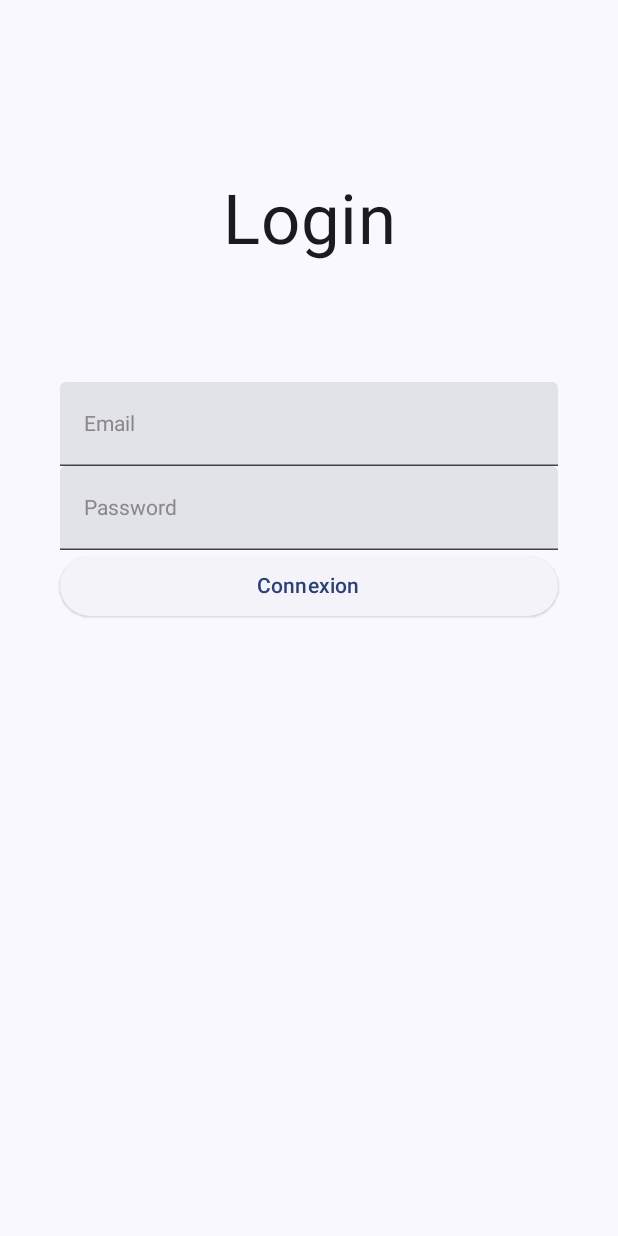
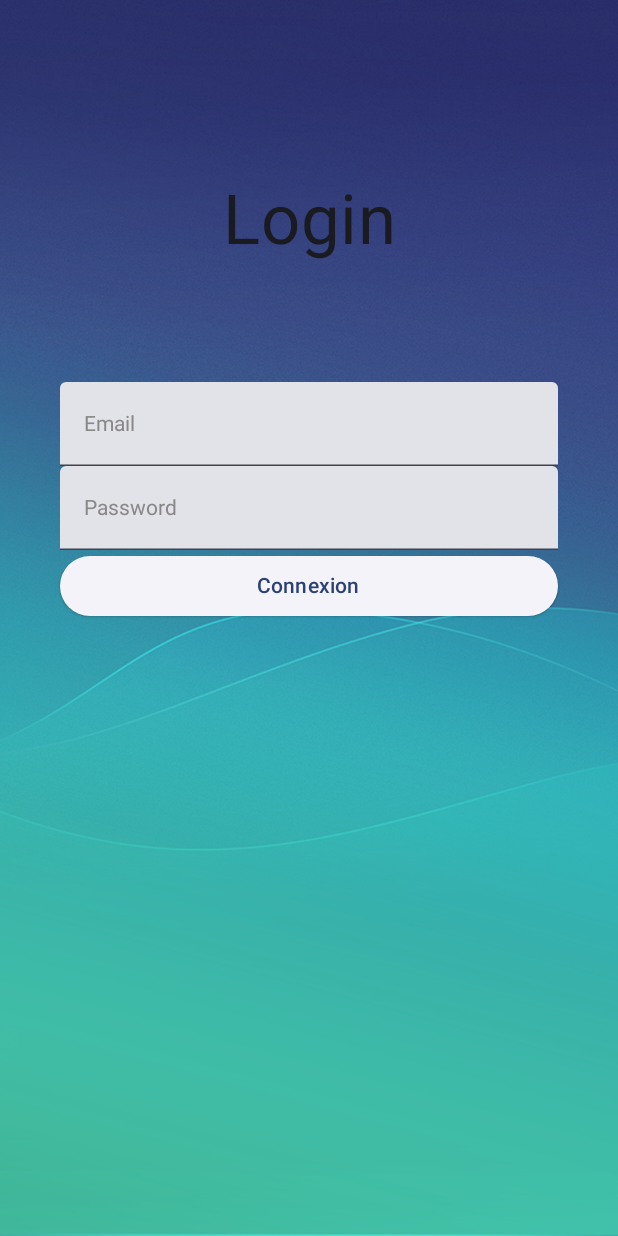
Before and after one commit to Chocolaterie/AndroidTP_2311, an Android app built with Jetpack Compose: the screen it shows after launch (LoginActivity), on a phone screen of 412 x 824 dp. Run offline under Robolectric (Android 15) with nearby library versions, the phone set to English and light mode, and no system bars.

Commit message:
Start design

```diff
--- a/app/src/main/java/com/example/tpfilrouge/LoginActivity.kt
+++ b/app/src/main/java/com/example/tpfilrouge/LoginActivity.kt
@@ -4,6 +4,7 @@ import android.os.Bundle
 import androidx.activity.ComponentActivity
 import androidx.activity.compose.setContent
 import androidx.activity.enableEdgeToEdge
+import androidx.compose.foundation.Image
 import androidx.compose.foundation.layout.Box
 import androidx.compose.foundation.layout.Column
 import androidx.compose.foundation.layout.fillMaxSize
@@ -18,12 +19,17 @@ import androidx.compose.material3.TextField
 import androidx.compose.runtime.Composable
 import androidx.compose.ui.Modifier
 import androidx.compose.ui.graphics.Color
+import androidx.compose.ui.layout.ContentScale
+import androidx.compose.ui.res.painterResource
 import androidx.compose.ui.text.TextStyle
 import androidx.compose.ui.text.style.TextAlign
 import androidx.compose.ui.tooling.preview.Preview
 import androidx.compose.ui.unit.dp
 import androidx.compose.ui.unit.sp
 import com.example.tpfilrouge.ui.theme.TpFilRougeTheme
+import com.example.tpfilrouge.R
+import com.example.tpfilrouge.ui.theme.EniBackgroundPage
+import com.example.tpfilrouge.ui.theme.EniTextField
 
 class LoginActivity : ComponentActivity() {
     override fun onCreate(savedInstanceState: Bundle?) {
@@ -36,21 +42,11 @@ class LoginActivity : ComponentActivity() {
 }
 
 @Composable
-fun HintText(label : String){
-    Text(text = label, style = TextStyle(color = Color.Gray))
-}
-
-@Composable
-fun EniTextField(label : String){
-    TextField(value = "", onValueChange = {}, modifier = Modifier.fillMaxWidth(),
-        placeholder = { HintText(label) })
-}
-
-@Composable
 fun LoginActivityPage() {
     TpFilRougeTheme {
         Scaffold(modifier = Modifier.fillMaxSize()) { innerPadding ->
             Box(modifier = Modifier.padding(innerPadding)) {
+                EniBackgroundPage()
                 Column(modifier = Modifier.padding(40.dp)) {
                     Text(
                         text = "Login", textAlign = TextAlign.Center,
--- a/app/src/main/java/com/example/tpfilrouge/ResetPasswordActivity.kt
+++ b/app/src/main/java/com/example/tpfilrouge/ResetPasswordActivity.kt
@@ -18,6 +18,7 @@ import androidx.compose.ui.text.style.TextAlign
 import androidx.compose.ui.tooling.preview.Preview
 import androidx.compose.ui.unit.dp
 import androidx.compose.ui.unit.sp
+import com.example.tpfilrouge.ui.theme.EniTextField
 import com.example.tpfilrouge.ui.theme.TpFilRougeTheme
 
 class ResetPasswordActivity : ComponentActivity() {
--- a/app/src/main/java/com/example/tpfilrouge/SignUpActivity.kt
+++ b/app/src/main/java/com/example/tpfilrouge/SignUpActivity.kt
@@ -18,6 +18,7 @@ import androidx.compose.ui.text.style.TextAlign
 import androidx.compose.ui.tooling.preview.Preview
 import androidx.compose.ui.unit.dp
 import androidx.compose.ui.unit.sp
+import com.example.tpfilrouge.ui.theme.EniTextField
 import com.example.tpfilrouge.ui.theme.TpFilRougeTheme
 
 class SignUpActivity : ComponentActivity() {
--- /dev/null
+++ b/app/src/main/java/com/example/tpfilrouge/ui/theme/AppTheme.kt
@@ -0,0 +1,38 @@
+package com.example.tpfilrouge.ui.theme
+
+import androidx.compose.foundation.Image
+import androidx.compose.foundation.layout.fillMaxSize
+import androidx.compose.foundation.layout.fillMaxWidth
+import androidx.compose.material3.Text
+import androidx.compose.material3.TextField
+import androidx.compose.runtime.Composable
+import androidx.compose.ui.Modifier
+import androidx.compose.ui.graphics.Color
+import androidx.compose.ui.layout.ContentScale
+import androidx.compose.ui.res.painterResource
+import androidx.compose.ui.text.TextStyle
+import com.example.tpfilrouge.R
+
+class AppTheme {
+}
+
+@Composable
+fun HintText(label : String){
+    Text(text = label, style = TextStyle(color = Color.Gray))
+}
+
+@Composable
+fun EniTextField(label : String){
+    TextField(value = "", onValueChange = {}, modifier = Modifier.fillMaxWidth(),
+        placeholder = { HintText(label) })
+}
+
+@Composable
+fun EniBackgroundPage(){
+    Image(
+        painter = painterResource(id = R.drawable.background_mobile),
+        contentDescription = "",
+        contentScale = ContentScale.Crop,
+        modifier = Modifier.fillMaxSize()
+    )
+}
```
Also changed, not shown: app/src/main/res/drawable/background_mobile.png (added).
